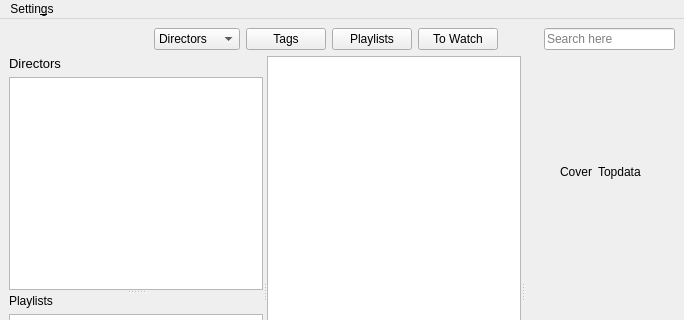
First picture: the form in src/MainWindow.ui, repository ochurlaud/macaw-movies, before the edit; both pictures show x 0 to 684 and y 0 to 320 of the 684 by 557 pixel window.
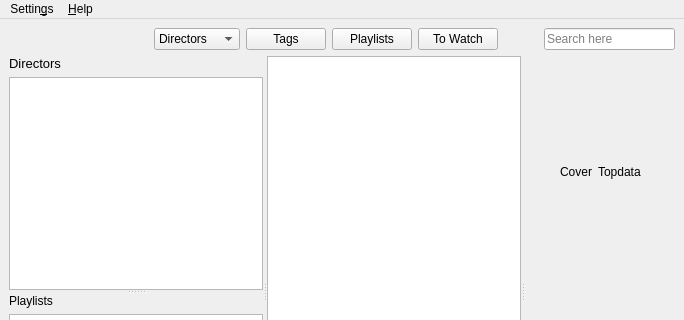
Second picture: the form after the edit. Icons and pictures are not drawn.

The edit to the form file:
```diff
--- a/src/MainWindow.ui
+++ b/src/MainWindow.ui
@@ -147,7 +147,7 @@
          <property name="orientation">
           <enum>Qt::Vertical</enum>
          </property>
-         <widget class="QWidget" name="">
+         <widget class="QWidget" name="layoutWidget">
           <layout class="QVBoxLayout" name="leftPannelLayout">
            <item>
             <widget class="QLabel" name="leftPannelLabel">
@@ -323,7 +323,14 @@
     </property>
     <addaction name="actionEdit_Settings"/>
    </widget>
+   <widget class="QMenu" name="menuHelp">
+    <property name="title">
+     <string>&amp;Help</string>
+    </property>
+    <addaction name="actionAbout"/>
+   </widget>
    <addaction name="menuSettings"/>
+   <addaction name="menuHelp"/>
   </widget>
   <widget class="QStatusBar" name="statusbar"/>
   <action name="actionEdit_Settings">
```
Left out of the diff: 7 changed lines with no effect on the pictures.
